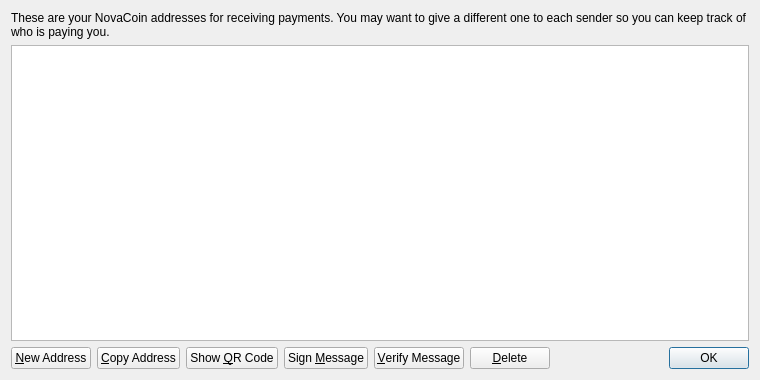
First picture: the form in src/qt/forms/addressbookpage.ui, repository HashCoin/ElectricCoin, before the edit.
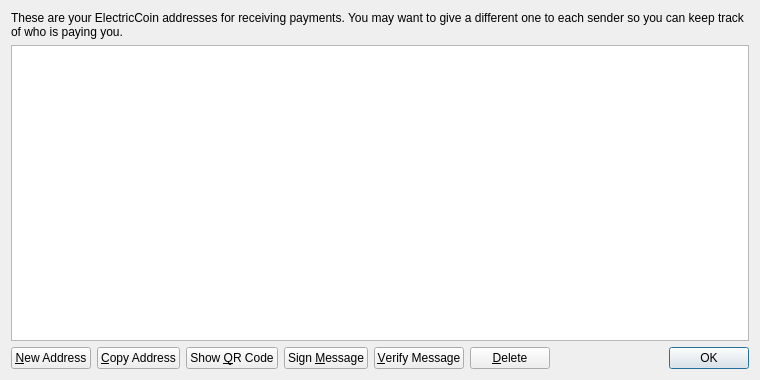
Second picture: the form after the edit. Icons and pictures are not drawn.

```diff
--- a/src/qt/forms/addressbookpage.ui
+++ b/src/qt/forms/addressbookpage.ui
@@ -17,7 +17,7 @@
    <item>
     <widget class="QLabel" name="labelExplanation">
      <property name="text">
-      <string>These are your NovaCoin addresses for receiving payments. You may want to give a different one to each sender so you can keep track of who is paying you.</string>
+      <string>These are your ElectricCoin addresses for receiving payments. You may want to give a different one to each sender so you can keep track of who is paying you.</string>
      </property>
      <property name="textFormat">
       <enum>Qt::PlainText</enum>
```
Left out of the diff: 4 changed lines with no effect on the pictures.
